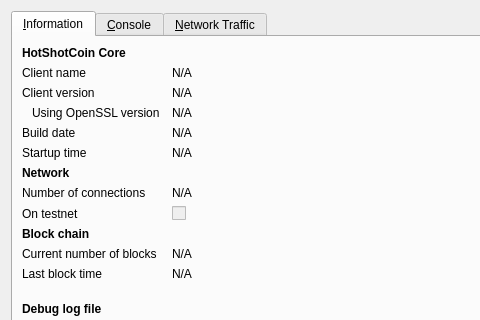
This is src/qt/forms/rpcconsole.ui in zero24x/glovecoin as Qt 5 draws it before an edit; both pictures show x 0 to 480 and y 0 to 320 of the 740 by 450 pixel window. The edited form follows.
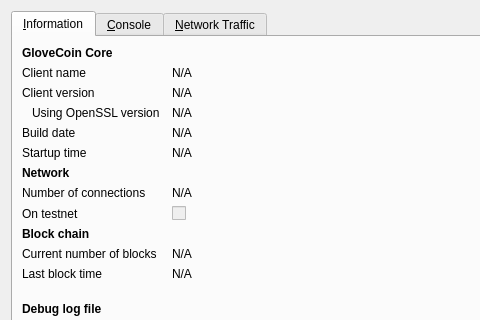
This is the edited form. Icons and pictures are not drawn. Custom widgets are drawn as their Qt base class.

What changed in the file:
```diff
--- a/src/qt/forms/rpcconsole.ui
+++ b/src/qt/forms/rpcconsole.ui
@@ -36,7 +36,7 @@
           </font>
          </property>
          <property name="text">
-          <string>HotShotCoin Core</string>
+          <string>GloveCoin Core</string>
          </property>
         </widget>
        </item>
```
Left out of the diff: 6 changed lines with no effect on the pictures.
